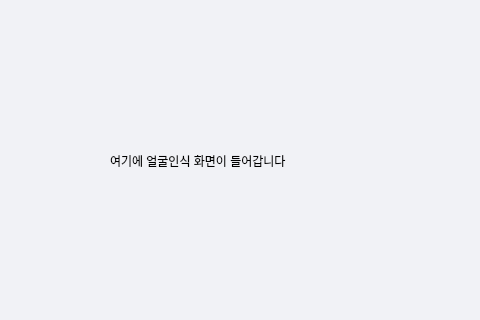
Above: UI/login_page.ui from Uyuniwhite/Face-recognition-Attendance-System-Project before the change; both pictures show x 519 to 999 and y 147 to 467 of the 1120 by 630 pixel window. Below: the same form after it.
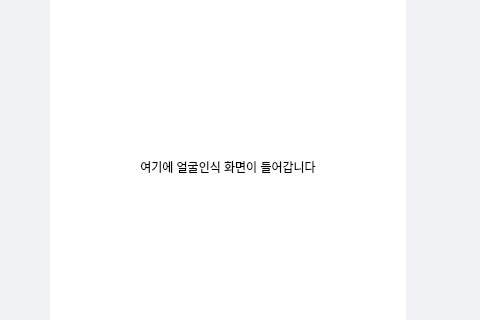
That is the form after the change.

Commit message: 0823 UI 수정 완료

What changed in the file:
```diff
--- a/UI/login_page.ui
+++ b/UI/login_page.ui
@@ -175,19 +175,27 @@
        <height>425</height>
       </size>
      </property>
+     <layout class="QHBoxLayout" name="horizontalLayout_3">
+      <item>
      <widget class="QLabel" name="sample_lab">
-      <property name="geometry">
-       <rect>
-        <x>180</x>
-        <y>150</y>
-        <width>261</width>
-        <height>111</height>
-       </rect>
+        <property name="maximumSize">
+         <size>
+          <width>356</width>
+          <height>356</height>
+         </size>
+        </property>
+        <property name="styleSheet">
+         <string notr="true">background-color: rgb(255, 255, 255);</string>
       </property>
       <property name="text">
        <string>여기에 얼굴인식 화면이 들어갑니다</string>
       </property>
-     </widget>
+        <property name="alignment">
+         <set>Qt::AlignCenter</set>
+        </property>
+       </widget>
+      </item>
+     </layout>
     </widget>
    </item>
    <item>
```
Lines whose indentation alone changed are shown as unchanged. The commit also changes 7 other files.
